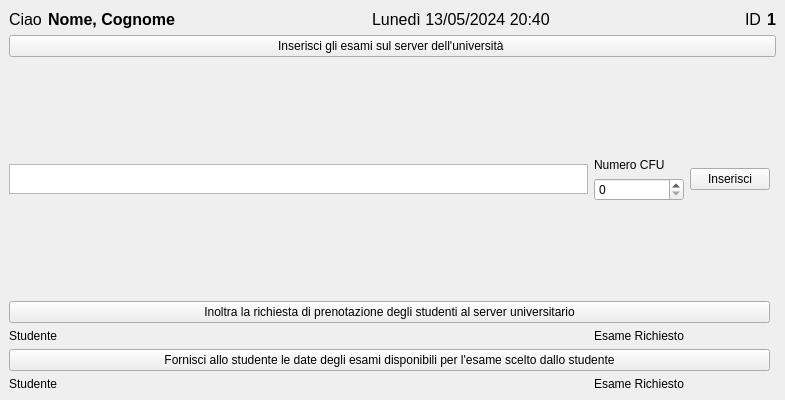
Old version of the form gui/segreteria_home_gui.ui in the repository VikSn0w/StudiSync.
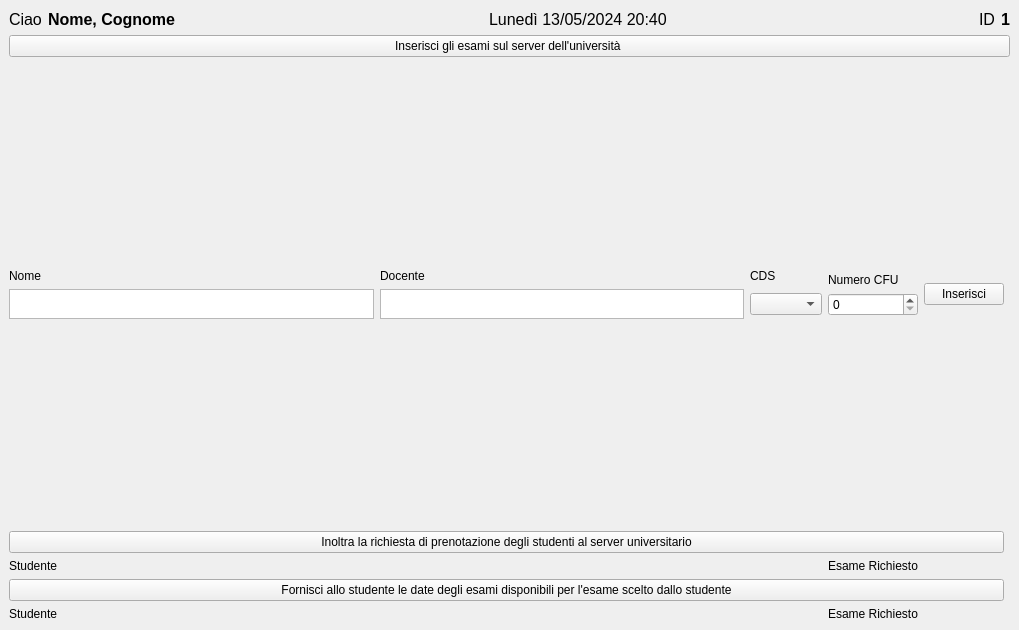
New version of the form.

Commit message: 1) Aggiunta Combobox con i corsi di studio nell' interfaccia segreteria 2)Adesso basta inviare solo il main e il server parte su un altro thred

What changed in the file:
```diff
--- a/gui/segreteria_home_gui.ui
+++ b/gui/segreteria_home_gui.ui
@@ -6,8 +6,8 @@
    <rect>
     <x>0</x>
     <y>0</y>
-    <width>785</width>
-    <height>400</height>
+    <width>1019</width>
+    <height>630</height>
    </rect>
   </property>
   <property name="font">
@@ -20,146 +20,6 @@
   </property>
   <widget class="QWidget" name="centralwidget">
    <layout class="QGridLayout" name="gridLayout_2">
-    <item row="1" column="0">
-     <layout class="QGridLayout" name="gridLayout">
-      <item row="4" column="1">
-       <widget class="QLabel" name="label_2">
-        <property name="text">
-         <string>Esame Richiesto</string>
-        </property>
-       </widget>
-      </item>
-      <item row="2" column="1">
-       <layout class="QVBoxLayout" name="verticalLayout">
-        <item>
-         <spacer name="verticalSpacer_2">
-          <property name="orientation">
-           <enum>Qt::Vertical</enum>
-          </property>
-          <property name="sizeHint" stdset="0">
-           <size>
-            <width>20</width>
-            <height>40</height>
-           </size>
-          </property>
-         </spacer>
-        </item>
-        <item>
-         <widget class="QLabel" name="label_3">
-          <property name="text">
-           <string>Numero CFU</string>
-          </property>
-         </widget>
-        </item>
-        <item>
-         <widget class="QSpinBox" name="spinBox"/>
-        </item>
-        <item>
-         <spacer name="verticalSpacer">
-          <property name="orientation">
-           <enum>Qt::Vertical</enum>
-          </property>
-          <property name="sizeHint" stdset="0">
-           <size>
-            <width>20</width>
-            <height>20</height>
-           </size>
-          </property>
-         </spacer>
-        </item>
-       </layout>
-      </item>
-      <item row="6" column="0">
-       <widget class="QLabel" name="label_4">
-        <property name="text">
-         <string>Studente</string>
-        </property>
-       </widget>
-      </item>
-      <item row="2" column="2">
-       <widget class="QPushButton" name="pushButton_4">
-        <property name="text">
-         <string>Inserisci</string>
-        </property>
-       </widget>
-      </item>
-      <item row="2" column="0">
-       <layout class="QVBoxLayout" name="verticalLayout_2">
-        <item>
-         <spacer name="verticalSpacer_4">
-          <property name="orientation">
-           <enum>Qt::Vertical</enum>
-          </property>
-          <property name="sizeHint" stdset="0">
-           <size>
-            <width>20</width>
-            <height>40</height>
-           </size>
-          </property>
-         </spacer>
-        </item>
-        <item>
-         <widget class="QPlainTextEdit" name="plainTextEdit">
-          <property name="maximumSize">
-           <size>
-            <width>16777215</width>
-            <height>30</height>
-           </size>
-          </property>
-         </widget>
-        </item>
-        <item>
-         <spacer name="verticalSpacer_3">
-          <property name="orientation">
-           <enum>Qt::Vertical</enum>
-          </property>
-          <property name="sizeHint" stdset="0">
-           <size>
-            <width>20</width>
-            <height>40</height>
-           </size>
-          </property>
-         </spacer>
-        </item>
-       </layout>
-      </item>
-      <item row="4" column="0">
-       <widget class="QLabel" name="label">
-        <property name="text">
-         <string>Studente</string>
-        </property>
-       </widget>
-      </item>
-      <item row="1" column="0" colspan="4">
-       <widget class="QPushButton" name="pushButton">
-        <property name="text">
-         <string>Inserisci gli esami sul server dell'università </string>
-        </property>
-       </widget>
-      </item>
-      <item row="6" column="1">
-       <widget class="QLabel" name="label_5">
-        <property name="text">
-         <string>Esame Richiesto</string>
-        </property>
-       </widget>
-      </item>
-      <item row="3" column="0" colspan="3">
-       <widget class="QPushButton" name="pushButton_2">
-        <property name="text">
-         <string>Inoltra la richiesta di prenotazione degli studenti al server universitario</string>
-        </property>
-       </widget>
-      </item>
-      <item row="5" column="0" colspan="3">
-       <widget class="QPushButton" name="pushButton_3">
-        <property name="text">
-         <string>Fornisci allo studente le date degli esami disponibili per l'esame scelto dallo studente</string>
-        </property>
-       </widget>
-      </item>
-     </layout>
-    </item>
     <item row="0" column="0">
      <layout class="QHBoxLayout" name="horizontalLayout">
       <item>
@@ -248,7 +108,6 @@
          <font>
           <family>Segoe UI</family>
           <pointsize>12</pointsize>
-          <weight>75</weight>
           <bold>true</bold>
          </font>
         </property>
@@ -259,6 +118,180 @@
       </item>
      </layout>
     </item>
+    <item row="1" column="0">
+     <layout class="QGridLayout" name="gridLayout">
+      <item row="3" column="1">
+       <layout class="QVBoxLayout" name="verticalLayout">
+        <item>
+         <spacer name="verticalSpacer_4">
+          <property name="orientation">
+           <enum>Qt::Vertical</enum>
+          </property>
+          <property name="sizeHint" stdset="0">
+           <size>
+            <width>20</width>
+            <height>40</height>
+           </size>
+          </property>
+         </spacer>
+        </item>
+        <item>
+         <widget class="QLabel" name="label_3">
+          <property name="text">
+           <string>Numero CFU</string>
+          </property>
+         </widget>
+        </item>
+        <item>
+         <widget class="QSpinBox" name="CFU"/>
+        </item>
+        <item>
+         <spacer name="verticalSpacer">
+          <property name="orientation">
+           <enum>Qt::Vertical</enum>
+          </property>
+          <property name="sizeHint" stdset="0">
+           <size>
+            <width>20</width>
+            <height>20</height>
+           </size>
+          </property>
+         </spacer>
+        </item>
+       </layout>
+      </item>
+      <item row="3" column="0">
+       <layout class="QGridLayout" name="gridLayout_3">
+        <item row="4" column="0">
+         <spacer name="verticalSpacer_3">
+          <property name="orientation">
+           <enum>Qt::Vertical</enum>
+          </property>
+          <property name="sizeHint" stdset="0">
+           <size>
+            <width>20</width>
+            <height>40</height>
+           </size>
+          </property>
+         </spacer>
+        </item>
+        <item row="3" column="1">
+         <widget class="QTextEdit" name="textEdit">
+          <property name="maximumSize">
+           <size>
+            <width>16777215</width>
+            <height>30</height>
+           </size>
+          </property>
+         </widget>
+        </item>
+        <item row="2" column="0">
+         <widget class="QLabel" name="label_8">
+          <property name="text">
+           <string>Nome</string>
+          </property>
+         </widget>
+        </item>
+        <item row="3" column="0">
+         <widget class="QPlainTextEdit" name="NomeEsame">
+          <property name="maximumSize">
+           <size>
+            <width>16777215</width>
+            <height>30</height>
+           </size>
+          </property>
+         </widget>
+        </item>
+        <item row="2" column="1">
+         <widget class="QLabel" name="label_9">
+          <property name="text">
+           <string>Docente</string>
+          </property>
+         </widget>
+        </item>
+        <item row="1" column="0">
+         <spacer name="verticalSpacer_2">
+          <property name="orientation">
+           <enum>Qt::Vertical</enum>
+          </property>
+          <property name="sizeHint" stdset="0">
+           <size>
+            <width>10</width>
+            <height>10</height>
+           </size>
+          </property>
+         </spacer>
+        </item>
+        <item row="2" column="2">
+         <widget class="QLabel" name="label_10">
+          <property name="text">
+           <string>CDS</string>
+          </property>
+         </widget>
+        </item>
+        <item row="3" column="2">
+         <widget class="QComboBox" name="CorsiDiStudi"/>
+        </item>
+       </layout>
+      </item>
+      <item row="5" column="0" colspan="3">
+       <widget class="QPushButton" name="pushButton_2">
+        <property name="text">
+         <string>Inoltra la richiesta di prenotazione degli studenti al server universitario</string>
+        </property>
+       </widget>
+      </item>
+      <item row="6" column="1">
+       <widget class="QLabel" name="label_2">
+        <property name="text">
+         <string>Esame Richiesto</string>
+        </property>
+       </widget>
+      </item>
+      <item row="1" column="0" colspan="4">
+       <widget class="QPushButton" name="pushButton">
+        <property name="text">
+         <string>Inserisci gli esami sul server dell'università </string>
+        </property>
+       </widget>
+      </item>
+      <item row="3" column="2">
+       <widget class="QPushButton" name="pushButton_4">
+        <property name="text">
+         <string>Inserisci</string>
+        </property>
+       </widget>
+      </item>
+      <item row="7" column="0" colspan="3">
+       <widget class="QPushButton" name="pushButton_3">
+        <property name="text">
+         <string>Fornisci allo studente le date degli esami disponibili per l'esame scelto dallo studente</string>
+        </property>
+       </widget>
+      </item>
+      <item row="8" column="0">
+       <widget class="QLabel" name="label_4">
+        <property name="text">
+         <string>Studente</string>
+        </property>
+       </widget>
+      </item>
+      <item row="8" column="1">
+       <widget class="QLabel" name="label_5">
+        <property name="text">
+         <string>Esame Richiesto</string>
+        </property>
+       </widget>
+      </item>
+      <item row="6" column="0">
+       <widget class="QLabel" name="label">
+        <property name="text">
+         <string>Studente</string>
+        </property>
+       </widget>
+      </item>
+     </layout>
+    </item>
    </layout>
   </widget>
   <action name="actionCIso">
```
Left out of the diff: 1 changed line with no effect on the pictures. The commit also changes 10 other files.
